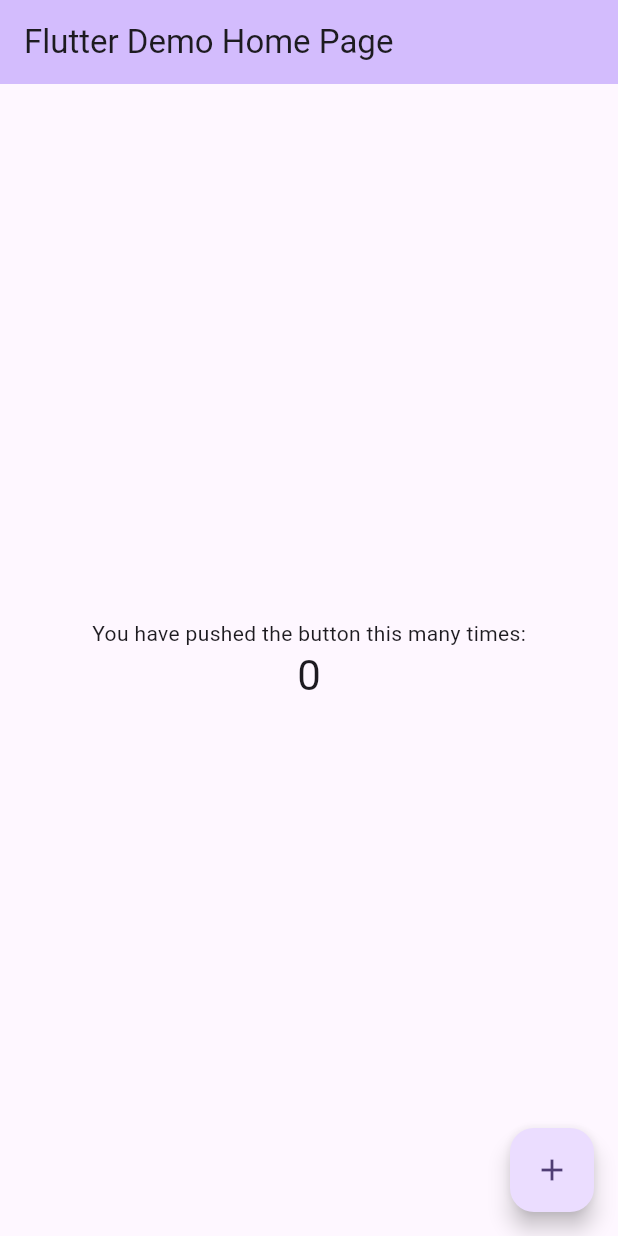
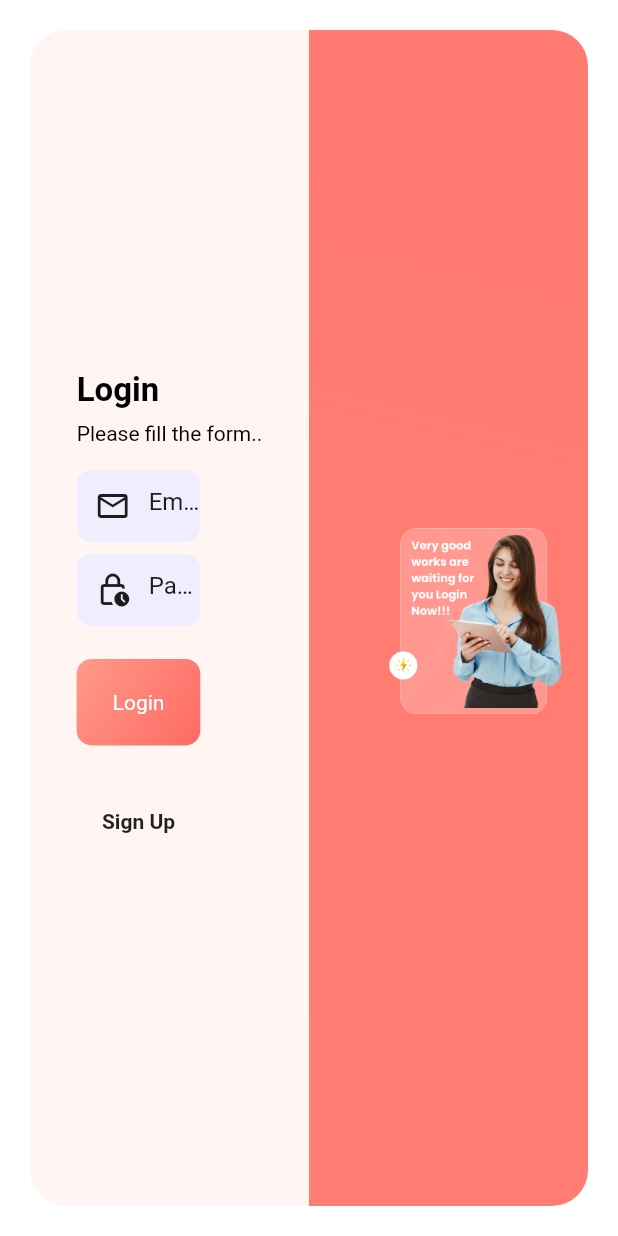
Before and after one commit to Zataxo/blog_system_dashboard, a Flutter app: the screen it shows after launch, on a phone screen of 412 x 824 dp. Run offline on Flutter 3.47's test engine with Material 2 defaults, Android fonts, the phone set to English and light mode, and no system bars.

Commit message:
Login Form

```diff
--- a/lib/main.dart
+++ b/lib/main.dart
@@ -1,3 +1,5 @@
+import 'package:blog_system_dashboard/res/styles/colors.dart';
+import 'package:blog_system_dashboard/view/login_view.dart';
 import 'package:flutter/material.dart';
 
 void main() {
@@ -12,114 +14,13 @@ class MyApp extends StatelessWidget {
   Widget build(BuildContext context) {
     return MaterialApp(
       title: 'Flutter Demo',
+      debugShowCheckedModeBanner: false,
       theme: ThemeData(
-        // This is the theme of your application.
-        //
-        // TRY THIS: Try running your application with "flutter run". You'll see
-        // the application has a blue toolbar. Then, without quitting the app,
-        // try changing the seedColor in the colorScheme below to Colors.green
-        // and then invoke "hot reload" (save your changes or press the "hot
-        // reload" button in a Flutter-supported IDE, or press "r" if you used
-        // the command line to start the app).
-        //
-        // Notice that the counter didn't reset back to zero; the application
-        // state is not lost during the reload. To reset the state, use hot
-        // restart instead.
-        //
-        // This works for code too, not just values: Most code changes can be
-        // tested with just a hot reload.
-        colorScheme: ColorScheme.fromSeed(seedColor: Colors.deepPurple),
-        useMaterial3: true,
-      ),
-      home: const MyHomePage(title: 'Flutter Demo Home Page'),
+          useMaterial3: false,
+          primaryColor: const Color(0xff1C1C1C),
+          scaffoldBackgroundColor: ConstantColors.appBackgroundColor,
+          cardColor: ConstantColors.dashboardCardsColor),
+      home: const LoginView(),
     );
   }
 }
-
-class MyHomePage extends StatefulWidget {
-  const MyHomePage({super.key, required this.title});
-
-  // This widget is the home page of your application. It is stateful, meaning
-  // that it has a State object (defined below) that contains fields that affect
-  // how it looks.
-
-  // This class is the configuration for the state. It holds the values (in this
-  // case the title) provided by the parent (in this case the App widget) and
-  // used by the build method of the State. Fields in a Widget subclass are
-  // always marked "final".
-
-  final String title;
-
-  @override
-  State<MyHomePage> createState() => _MyHomePageState();
-}
-
-class _MyHomePageState extends State<MyHomePage> {
-  int _counter = 0;
-
-  void _incrementCounter() {
-    setState(() {
-      // This call to setState tells the Flutter framework that something has
-      // changed in this State, which causes it to rerun the build method below
-      // so that the display can reflect the updated values. If we changed
-      // _counter without calling setState(), then the build method would not be
-      // called again, and so nothing would appear to happen.
-      _counter++;
-    });
-  }
-
-  @override
-  Widget build(BuildContext context) {
-    // This method is rerun every time setState is called, for instance as done
-    // by the _incrementCounter method above.
-    //
-    // The Flutter framework has been optimized to make rerunning build methods
-    // fast, so that you can just rebuild anything that needs updating rather
-    // than having to individually change instances of widgets.
-    return Scaffold(
-      appBar: AppBar(
-        // TRY THIS: Try changing the color here to a specific color (to
-        // Colors.amber, perhaps?) and trigger a hot reload to see the AppBar
-        // change color while the other colors stay the same.
-        backgroundColor: Theme.of(context).colorScheme.inversePrimary,
-        // Here we take the value from the MyHomePage object that was created by
-        // the App.build method, and use it to set our appbar title.
-        title: Text(widget.title),
-      ),
-      body: Center(
-        // Center is a layout widget. It takes a single child and positions it
-        // in the middle of the parent.
-        child: Column(
-          // Column is also a layout widget. It takes a list of children and
-          // arranges them vertically. By default, it sizes itself to fit its
-          // children horizontally, and tries to be as tall as its parent.
-          //
-          // Column has various properties to control how it sizes itself and
-          // how it positions its children. Here we use mainAxisAlignment to
-          // center the children vertically; the main axis here is the vertical
-          // axis because Columns are vertical (the cross axis would be
-          // horizontal).
-          //
-          // TRY THIS: Invoke "debug painting" (choose the "Toggle Debug Paint"
-          // action in the IDE, or press "p" in the console), to see the
-          // wireframe for each widget.
-          mainAxisAlignment: MainAxisAlignment.center,
-          children: <Widget>[
-            const Text(
-              'You have pushed the button this many times:',
-            ),
-            Text(
-              '$_counter',
-              style: Theme.of(context).textTheme.headlineMedium,
-            ),
-          ],
-        ),
-      ),
-      floatingActionButton: FloatingActionButton(
-        onPressed: _incrementCounter,
-        tooltip: 'Increment',
-        child: const Icon(Icons.add),
-      ), // This trailing comma makes auto-formatting nicer for build methods.
-    );
-  }
-}
--- /dev/null
+++ b/lib/res/styles/colors.dart
@@ -0,0 +1,6 @@
+import 'package:flutter/material.dart';
+
+class ConstantColors {
+  static Color appBackgroundColor = const Color(0xffFFFFFF);
+  static Color dashboardCardsColor = const Color(0xffFF6A64).withOpacity(0.1);
+}
--- /dev/null
+++ b/lib/res/widgets/custom_button.dart
@@ -0,0 +1,42 @@
+import 'package:flutter/material.dart';
+
+class CustomButtom extends StatelessWidget {
+  const CustomButtom(
+      {super.key,
+      required this.onPressed,
+      required this.title,
+      required this.titleStyle,
+      this.buttonColor});
+  final Function() onPressed;
+  final String title;
+  final TextStyle titleStyle;
+  final Color? buttonColor;
+  @override
+  Widget build(BuildContext context) {
+    final size = MediaQuery.of(context).size;
+    return InkWell(
+      onTap: onPressed,
+      child: Container(
+        width: size.width * 0.2,
+        height: size.height * 0.07,
+        padding: const EdgeInsets.all(10),
+        decoration: BoxDecoration(
+          borderRadius: BorderRadius.circular(10),
+          gradient: buttonColor != null
+              ? null
+              : const LinearGradient(
+                  colors: [Color(0xffFF9A88), Color(0xffFF6A64)],
+                  begin: Alignment.topLeft,
+                  end: Alignment.bottomRight,
+                ),
+        ),
+        child: Center(
+          child: Text(
+            title,
+            style: titleStyle,
+          ),
+        ),
+      ),
+    );
+  }
+}
--- /dev/null
+++ b/lib/res/widgets/custom_text_form_field.dart
@@ -0,0 +1,61 @@
+import 'package:flutter/material.dart';
+
+class CustomTextFormField extends StatelessWidget {
+  const CustomTextFormField(
+      {super.key,
+      required this.controller,
+      required this.hintText,
+      required this.hintTextStyle,
+      required this.icon});
+  final TextEditingController controller;
+  final String hintText;
+  final TextStyle hintTextStyle;
+  final IconData icon;
+
+  @override
+  Widget build(BuildContext context) {
+    final size = MediaQuery.of(context).size;
+    return Container(
+      decoration: BoxDecoration(
+          color: const Color(0xffF0EDFF),
+          borderRadius: BorderRadius.circular(10)),
+      width: size.width * 0.2,
+      child: TextFormField(
+        validator: (value) {
+          if (value != null || value == "") {
+            return "";
+          }
+          return "";
+        },
+        controller: controller,
+        decoration: InputDecoration(
+            border: InputBorder.none,
+            // border: OutlineInputBorder(
+            //   borderRadius: BorderRadius.circular(10),
+            //   borderSide: const BorderSide(
+            //     width: 1,
+            //     color: Color(0xffFFB199),
+            //   ),
+            // ),
+            // errorBorder: OutlineInputBorder(
+            //     borderRadius: BorderRadius.circular(10),
+            //     borderSide: const BorderSide(
+            //       width: 1,
+            //       color: Colors.red,
+            //     )),
+            // enabledBorder: OutlineInputBorder(
+            //     borderRadius: BorderRadius.circular(10),
+            //     borderSide: const BorderSide(
+            //       width: 1,
+            //       color: Color(0xffFFB199),
+            //     )),
+            hintText: hintText,
+            hintStyle: hintTextStyle,
+            prefixIcon: Icon(
+              icon,
+              color: const Color(0xff1C1C1C),
+            )),
+      ),
+    );
+  }
+}
--- /dev/null
+++ b/lib/view/login_view.dart
@@ -0,0 +1,125 @@
+import 'package:blog_system_dashboard/res/widgets/custom_button.dart';
+import 'package:blog_system_dashboard/res/widgets/custom_text_form_field.dart';
+import 'package:flutter/material.dart';
+
+class LoginView extends StatefulWidget {
+  const LoginView({super.key});
+
+  @override
+  State<LoginView> createState() => _LoginViewState();
+}
+
+class _LoginViewState extends State<LoginView> {
+  final email = TextEditingController();
+  final password = TextEditingController();
+  final _formKey = GlobalKey<FormState>();
+  @override
+  Widget build(BuildContext context) {
+    return Scaffold(
+      // backgroundColor: Colors.red,
+      body: Container(
+        padding: const EdgeInsets.all(20),
+        decoration: BoxDecoration(
+          color: Theme.of(context).scaffoldBackgroundColor,
+        ),
+        child: Row(
+          children: [
+            Expanded(
+                child: Container(
+                    decoration: BoxDecoration(
+                        color: const Color(0xffFF9A88).withOpacity(.1),
+                        borderRadius: const BorderRadius.only(
+                            topLeft: Radius.circular(24),
+                            bottomLeft: Radius.circular(24))),
+                    child: Center(
+                      child: _buildLoginForm(),
+                    ))),
+            Expanded(
+                child: Container(
+                    decoration: const BoxDecoration(
+                        borderRadius: BorderRadius.only(
+                            topRight: Radius.circular(24),
+                            bottomRight: Radius.circular(24)),
+                        gradient: LinearGradient(
+                            colors: [Color(0xffFF7D72), Color(0xffFF7B71)],
+                            begin: Alignment.bottomLeft,
+                            end: Alignment.topRight)),
+                    child: Stack(
+                      children: [
+                        Positioned(
+                            top: 0,
+                            bottom: 0,
+                            right: 0,
+                            left: 0,
+                            child: Image.asset("assets/imgs/login_img.png"))
+                      ],
+                    ))),
+          ],
+        ),
+      ),
+    );
+  }
+
+  Widget _buildLoginForm() {
+    return Form(
+      key: _formKey,
+      child: Column(
+        mainAxisAlignment: MainAxisAlignment.center,
+        crossAxisAlignment: CrossAxisAlignment.start,
+        children: [
+          const Text(
+            "Login",
+            style: TextStyle(
+                color: Color(0xff000000),
+                fontWeight: FontWeight.bold,
+                fontSize: 22),
+          ),
+          const Padding(
+            padding: EdgeInsets.symmetric(vertical: 8.0),
+            child: Text(
+              "Please fill the form..",
+              style: TextStyle(
+                  color: Color(0xff000000),
+                  // fontWeight: FontWeight.bold,
+                  fontSize: 14),
+            ),
+          ),
+          Padding(
+            padding: const EdgeInsets.symmetric(vertical: 8.0),
+            child: CustomTextFormField(
+              controller: email,
+              hintText: "Email",
+              icon: Icons.email_outlined,
+              hintTextStyle: const TextStyle(color: Color(0xff1C1C1C)),
+            ),
+          ),
+          CustomTextFormField(
+            controller: password,
+            hintText: "Password",
+            icon: Icons.lock_clock_outlined,
+            hintTextStyle: const TextStyle(color: Color(0xff1C1C1C)),
+          ),
+          Padding(
+            padding: const EdgeInsets.symmetric(vertical: 22.0),
+            child: CustomButtom(
+                onPressed: () {
+                  if (_formKey.currentState!.validate()) {
+                    print("d");
+                  }
+                  // print("object");
+                },
+                title: "Login",
+                titleStyle: const TextStyle(color: Color(0xffFFFFFF))),
+          ),
+          CustomButtom(
+              buttonColor: const Color(0xffFFFFFF),
+              onPressed: () {
+                // print("object");
+              },
+              title: "Sign Up",
+              titleStyle: const TextStyle(fontWeight: FontWeight.bold)),
+        ],
+      ),
+    );
+  }
+}
```
Also changed, not shown: pubspec.yaml (+4 -6 lines), assets/imgs/login_img.png (added), lib/view/dashboard_view.dart (added), lib/view/home_tab_controller_view.dart (added).
